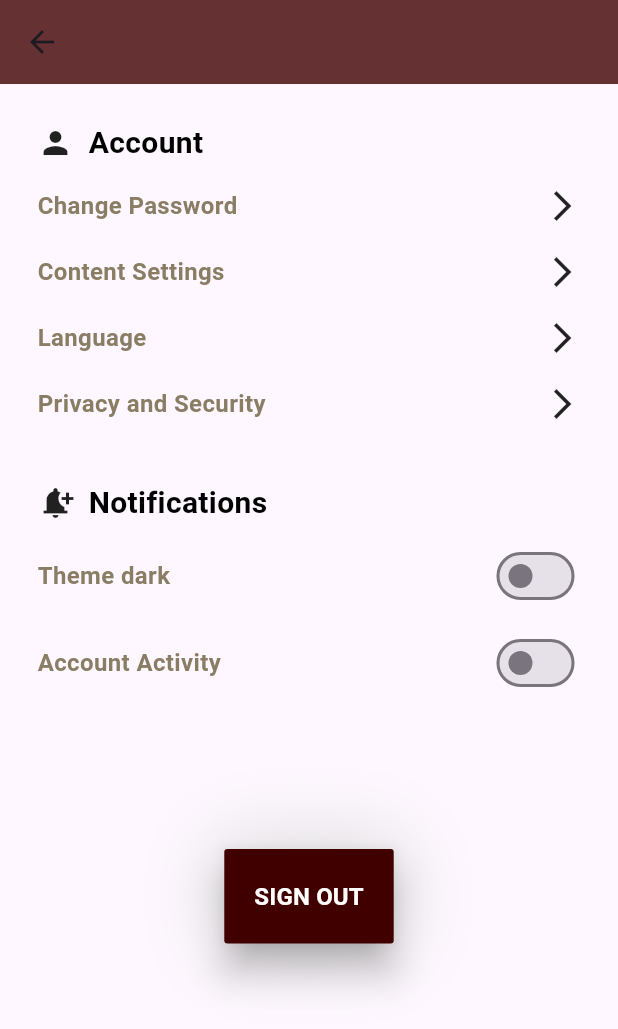
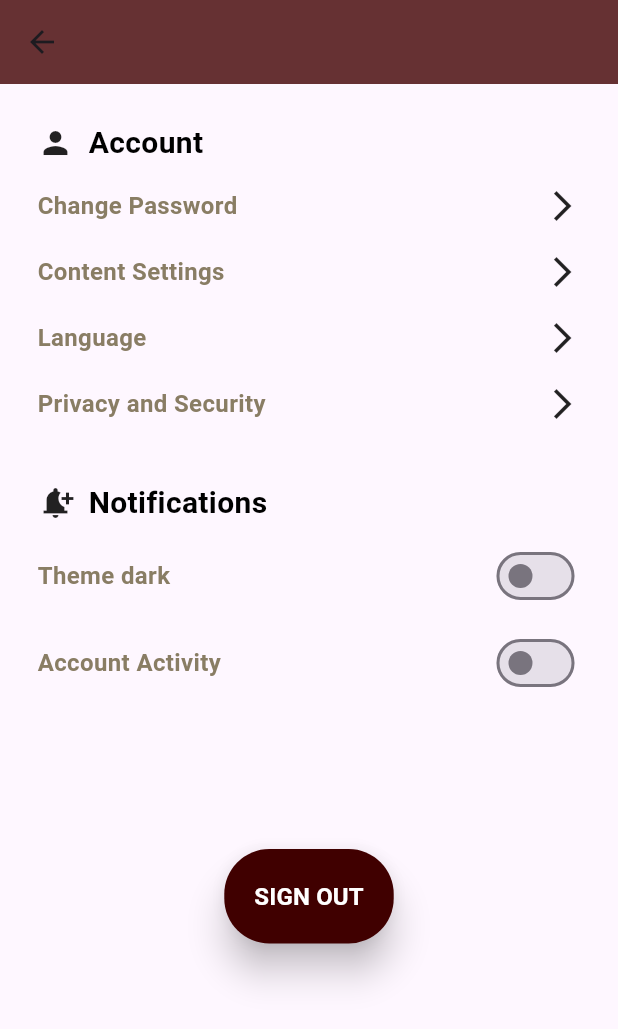
Before and after one commit to GloriaChebe/Personal_Expense_Tracker, a Flutter app: the SettingsPage screen opened by its route, on a phone screen of 412 x 824 dp. Shown: the top 1029 px of the screen. Run offline on Flutter 3.47's test engine with Material 3 defaults, Android fonts, the phone set to English and light mode, and no system bars; our stand-ins replace fl_chart, get, google_nav_bar; network calls fail.

```diff
--- a/expense/lib/utils/routes.dart
+++ b/expense/lib/utils/routes.dart
@@ -13,6 +13,6 @@ class Routes {
     GetPage(name: "/homepage", page: () => HomePage()),
     GetPage(name: "/categories", page: () => CategoriesPage()),
     GetPage(name: "/settings", page: () => SettingsPage()),
-    GetPage(name: "/account", page: () =>ProfileScreen()),
+    GetPage(name: "/account", page: () =>ProfilePage()),
   ];
 }
--- a/expense/lib/views/customButton.dart
+++ b/expense/lib/views/customButton.dart
@@ -2,52 +2,33 @@ import 'package:expense/configs/constants.dart';
 import 'package:flutter/material.dart';
 import 'customText.dart';
 
-class customButton extends StatelessWidget {
+class CustomButton extends StatelessWidget {
   final String buttonLabel;
   final VoidCallback? action;
   final Color color, textColor;
-  const customButton({
-    super.key,
+
+  const CustomButton({
+    Key? key,
     required this.buttonLabel,
     this.action,
     this.color = primaryColor,
-    this.textColor =appwhiteColor,
-  });
-
-  //final TextEditingController userNameController;
+    this.textColor = appwhiteColor,
+  }) : super(key: key);
 
   @override
   Widget build(BuildContext context) {
-    return Container(
-      decoration: BoxDecoration(
-                    //color: Colors.white,
-                    borderRadius: BorderRadius.circular(20),
-                    boxShadow: [
-                      BoxShadow(
-                          color: Colors.grey.shade300,
-                          blurRadius: 40,
-                          spreadRadius: 10)
-                    ]),
-      child: MaterialButton(
-
-
-        onPressed: action,
-        //  print("Button clicked ${userNameController.text}");
-        color: primaryColor,
-        hoverColor: primaryColor,
-        height: 10,
-
-        child: customText(
-          label: buttonLabel,
-          labelColor: textColor,
-
-
-
-        ),
-        //backgroundColor: primaryColor,
-        elevation: 10,
-        padding: const EdgeInsets.all(20),
-
+    return MaterialButton(
+      onPressed: action,
+      color: color,
+      hoverColor: color,
+      elevation: 10,
+      padding: const EdgeInsets.all(20),
+      shape: RoundedRectangleBorder(
+        borderRadius: BorderRadius.circular(30),
+      ),
+      child: customText(
+        label: buttonLabel,
+        labelColor: textColor,
       ),
     );
   }
--- a/expense/lib/viewsPages/dashboard.dart
+++ b/expense/lib/viewsPages/dashboard.dart
@@ -16,7 +16,7 @@ class HomePage extends StatelessWidget {
     Home(),
     CategoriesPage(),
     SettingsPage(),
-    ProfileScreen(),
+    ProfilePage(),
   ];
 
   @override
@@ -26,7 +26,7 @@ class HomePage extends StatelessWidget {
       body: Obx(() => screens[homeController.selectedPage.value]),
       bottomNavigationBar: GNav(
         color: primaryColor,
-        backgroundColor: primaryColor.withOpacity(0.08),
+        backgroundColor: primaryColor.withOpacity(0.2),
         tabBackgroundColor: primaryColor.withOpacity(0.5),
         tabs: [
           GButton(
--- a/expense/lib/viewsPages/onPressed.dart
+++ b/expense/lib/viewsPages/onPressed.dart
@@ -20,7 +20,7 @@ class PressedPage extends StatelessWidget {
         //height: 400,
         //width: 200,
         child: Padding(
-          padding: const EdgeInsets.all(100.0),
+          padding: const EdgeInsets.all(40.0),
           child: Column(
             children: [
               customText
@@ -48,7 +48,7 @@ class PressedPage extends StatelessWidget {
               mainAxisAlignment: MainAxisAlignment.center,
                children: [
                  ElevatedButton(onPressed: (){}, child: Text("Save")),
-                 SizedBox(width: 100,),
+                 SizedBox(width: 50,),
                  ElevatedButton(onPressed: (){}, child: Text("Cancel")),
                ],
              )
--- a/expense/lib/viewsPages/settings.dart
+++ b/expense/lib/viewsPages/settings.dart
@@ -13,11 +13,11 @@ class SettingsPage extends StatelessWidget {
     return Scaffold(
       appBar: AppBar(
        backgroundColor: primaryColor.withOpacity(0.8),
-        leading: IconButton(
-            icon: Icon(
-              Icons.arrow_back,
-            ),
-            onPressed: () => Get.toNamed("/homepage")),
+        // leading: IconButton(
+        //     icon: Icon(
+        //       Icons.arrow_back,
+        //     ),
+        //     onPressed: () => Get.toNamed("/homepage")),
         automaticallyImplyLeading: true,
       ),
       body: Padding(
@@ -121,7 +121,8 @@ class SettingsPage extends StatelessWidget {
                Row(
                 mainAxisAlignment: MainAxisAlignment.center,
                  children: [
-                   customButton(
+                   CustomButton(
+
                     buttonLabel: "SIGN OUT",
                     action: gotoLogin,
                                  ),
--- a/expense/pubspec.yaml
+++ b/expense/pubspec.yaml
@@ -33,6 +33,7 @@ dependencies:
   google_nav_bar: ^5.0.6
   get: ^4.6.6
   fl_chart: ^0.66.2
+  http: ^1.2.1
 
 
   # The following adds the Cupertino Icons font to your application.
@@ -49,7 +50,7 @@ dev_dependencies:
   # activated in the `analysis_options.yaml` file located at the root of your
   # package. See that file for information about deactivating specific lint
   # rules and activating additional ones.
-  flutter_lints: ^2.0.0
+  flutter_lints: ^3.0.1
 
 # For information on the generic Dart part of this file, see the
 # following page: https://dart.dev/tools/pub/pubspec
```
Also changed, not shown: expense/lib/controllers/userListController.dart (added, +10 -0 lines), expense/lib/models/usersModel.dart (added, +9 -0 lines), expense/lib/viewsPages/account.dart (+9 -9 lines), expense/lib/viewsPages/categories.dart (+15 -30 lines), expense/lib/viewsPages/homepage.dart (+17 -1 lines), expense/lib/viewsPages/login.dart (+46 -9 lines), expense/lib/viewsPages/registration.dart (+62 -23 lines), expense/assets/images/logo.png (added), expense/pubspec.lock, 1 other file.
